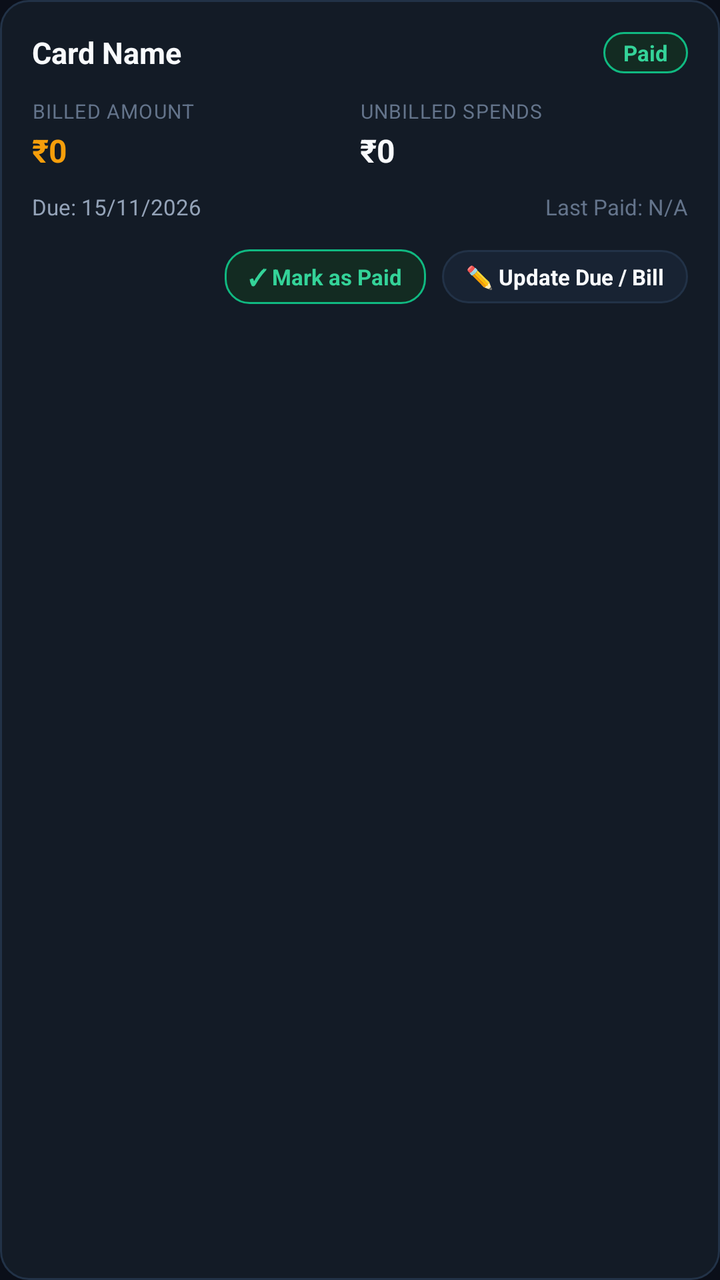
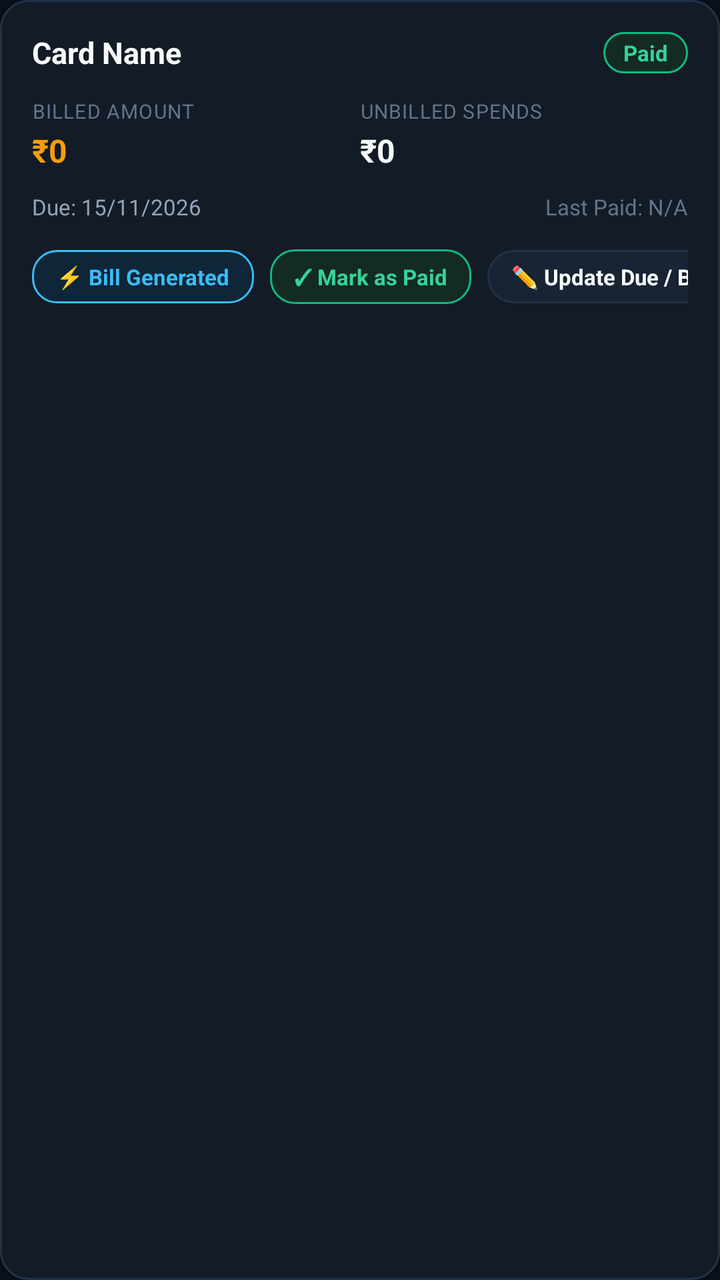

Compare the two renders of this Android layout. The source of the first and the diff that turns it into the second are given below.
<!-- AndroidManifest.xml: application theme AppTheme -->
<!-- res/layout/item_credit_card.xml -->
<?xml version="1.0" encoding="utf-8"?>
<LinearLayout
    xmlns:android="http://schemas.android.com/apk/res/android"
    android:layout_width="match_parent"
    android:layout_height="wrap_content"
    android:orientation="vertical"
    android:background="@drawable/bg_card"
    android:padding="16dp"
    android:layout_marginBottom="12dp">

    
    <LinearLayout
        android:layout_width="match_parent"
        android:layout_height="wrap_content"
        android:orientation="horizontal"
        android:gravity="center_vertical">

        <TextView
            android:id="@+id/tvCreditCardName"
            android:layout_width="0dp"
            android:layout_height="wrap_content"
            android:layout_weight="1"
            android:text="Card Name"
            android:textColor="@color/text_primary"
            android:textSize="15sp"
            android:textStyle="bold" />

        <TextView
            android:id="@+id/tvCreditCardStatusBadge"
            android:layout_width="wrap_content"
            android:layout_height="wrap_content"
            android:text="Paid"
            android:textColor="@color/green_mint"
            android:textSize="11sp"
            android:textStyle="bold"
            android:background="@drawable/bg_chip_green"
            android:paddingStart="10dp"
            android:paddingEnd="10dp"
            android:paddingTop="3dp"
            android:paddingBottom="3dp" />
    </LinearLayout>

    
    <LinearLayout
        android:layout_width="match_parent"
        android:layout_height="wrap_content"
        android:layout_marginTop="12dp"
        android:orientation="horizontal">

        
        <LinearLayout
            android:layout_width="0dp"
            android:layout_height="wrap_content"
            android:layout_weight="1"
            android:orientation="vertical">

            <TextView
                android:layout_width="wrap_content"
                android:layout_height="wrap_content"
                android:text="BILLED AMOUNT"
                android:textColor="@color/text_muted"
                android:textSize="10sp"
                android:letterSpacing="0.04" />

            <TextView
                android:id="@+id/tvCreditCardBilledAmount"
                android:layout_width="wrap_content"
                android:layout_height="wrap_content"
                android:layout_marginTop="2dp"
                android:text="₹0"
                android:textColor="@color/amber_gold"
                android:textSize="16sp"
                android:textStyle="bold" />
        </LinearLayout>

        
        <LinearLayout
            android:layout_width="0dp"
            android:layout_height="wrap_content"
            android:layout_weight="1"
            android:orientation="vertical">

            <TextView
                android:layout_width="wrap_content"
                android:layout_height="wrap_content"
                android:text="UNBILLED SPENDS"
                android:textColor="@color/text_muted"
                android:textSize="10sp"
                android:letterSpacing="0.04" />

            <TextView
                android:id="@+id/tvCreditCardUnbilledAmount"
                android:layout_width="wrap_content"
                android:layout_height="wrap_content"
                android:layout_marginTop="2dp"
                android:text="₹0"
                android:textColor="@color/text_primary"
                android:textSize="16sp"
                android:textStyle="bold" />
        </LinearLayout>
    </LinearLayout>

    
    <LinearLayout
        android:layout_width="match_parent"
        android:layout_height="wrap_content"
        android:layout_marginTop="10dp"
        android:orientation="horizontal"
        android:gravity="center_vertical">

        <TextView
            android:id="@+id/tvCreditCardDueDate"
            android:layout_width="0dp"
            android:layout_height="wrap_content"
            android:layout_weight="1"
            android:text="Due: 15/11/2026"
            android:textColor="@color/text_secondary"
            android:textSize="11sp" />

        <TextView
            android:id="@+id/tvCreditCardLastPaid"
            android:layout_width="wrap_content"
            android:layout_height="wrap_content"
            android:text="Last Paid: N/A"
            android:textColor="@color/text_muted"
            android:textSize="11sp" />
    </LinearLayout>

    
    <LinearLayout
        android:layout_width="match_parent"
        android:layout_height="wrap_content"
        android:layout_marginTop="14dp"
        android:orientation="horizontal"
        android:gravity="end">

        
        <TextView
            android:id="@+id/btnMarkCreditCardPaidQuick"
            android:layout_width="wrap_content"
            android:layout_height="wrap_content"
            android:text="✓ Mark as Paid"
            android:textColor="@color/green_mint"
            android:textSize="11sp"
            android:textStyle="bold"
            android:background="@drawable/bg_chip_green"
            android:paddingStart="12dp"
            android:paddingEnd="12dp"
            android:paddingTop="6dp"
            android:paddingBottom="6dp"
            android:layout_marginEnd="8dp"
            android:clickable="true"
            android:focusable="true" />

        
        <TextView
            android:id="@+id/btnEditCreditCard"
            android:layout_width="wrap_content"
            android:layout_height="wrap_content"
            android:text="✏️ Update Due / Bill"
            android:textColor="@color/text_primary"
            android:textSize="11sp"
            android:textStyle="bold"
            android:background="@drawable/bg_pill_dark"
            android:paddingStart="12dp"
            android:paddingEnd="12dp"
            android:paddingTop="6dp"
            android:paddingBottom="6dp"
            android:clickable="true"
            android:focusable="true" />
    </LinearLayout>
</LinearLayout>
<!-- resources referenced by this layout -->
<resources>
  <color name="amber_gold">#F59E0B</color>
  <color name="green_mint">#34D399</color>
  <color name="text_muted">#64748B</color>
  <color name="text_primary">#F8FAFC</color>
  <color name="text_secondary">#94A3B8</color>
  <!-- drawable bg_card (drawable) -->
  <?xml version="1.0" encoding="utf-8"?>
  <shape xmlns:android="http://schemas.android.com/apk/res/android"
      android:shape="rectangle">
      <solid android:color="@color/bg_card" />
      <corners android:radius="14dp" />
      <stroke
          android:width="1dp"
          android:color="@color/border_dark" />
  </shape>
  <!-- drawable bg_chip_green (drawable) -->
  <?xml version="1.0" encoding="utf-8"?>
  <shape xmlns:android="http://schemas.android.com/apk/res/android"
      android:shape="rectangle">
      <solid android:color="@color/green_bg" />
      <corners android:radius="12dp" />
      <stroke
          android:width="1dp"
          android:color="@color/green_emerald" />
  </shape>
  <!-- drawable bg_pill_dark (drawable) -->
  <?xml version="1.0" encoding="utf-8"?>
  <shape xmlns:android="http://schemas.android.com/apk/res/android"
      android:shape="rectangle">
      <solid android:color="@color/bg_card_secondary" />
      <corners android:radius="20dp" />
      <stroke
          android:width="1dp"
          android:color="@color/border_dark" />
  </shape>
  <style name="AppTheme" parent="Theme.MaterialComponents.DayNight.NoActionBar">
          <item name="colorPrimary">@color/colorPrimary</item>
          <item name="colorPrimaryDark">@color/colorPrimaryDark</item>
          <item name="colorAccent">@color/colorAccent</item>
          <item name="android:windowBackground">@color/bg_dark</item>
          <item name="android:statusBarColor">@color/bg_dark</item>
          <item name="android:navigationBarColor">@color/nav_bottom_bg</item>
          <item name="android:textColorPrimary">@color/text_primary</item>
          <item name="android:textColorSecondary">@color/text_secondary</item>
      </style>
  <color name="bg_card">#131B26</color>
  <color name="border_dark">#223247</color>
  <color name="green_bg">#132B22</color>
  <color name="green_emerald">#10B981</color>
  <color name="bg_card_secondary">#182333</color>
  <color name="colorPrimary">#10B981</color>
  <color name="colorPrimaryDark">#0B0F19</color>
  <color name="colorAccent">#10B981</color>
  <color name="bg_dark">#0B0F19</color>
  <color name="nav_bottom_bg">#0E1420</color>
</resources>

<!-- the commit's change to res/layout/item_credit_card.xml (unified diff, before → after) -->
@@ -127,46 +127,70 @@
     </LinearLayout>
 
     
-    <LinearLayout
+    <HorizontalScrollView
         android:layout_width="match_parent"
         android:layout_height="wrap_content"
         android:layout_marginTop="14dp"
-        android:orientation="horizontal"
-        android:gravity="end">
+        android:scrollbars="none">
 
-        
-        <TextView
-            android:id="@+id/btnMarkCreditCardPaidQuick"
+        <LinearLayout
             android:layout_width="wrap_content"
             android:layout_height="wrap_content"
-            android:text="✓ Mark as Paid"
-            android:textColor="@color/green_mint"
-            android:textSize="11sp"
-            android:textStyle="bold"
-            android:background="@drawable/bg_chip_green"
-            android:paddingStart="12dp"
-            android:paddingEnd="12dp"
-            android:paddingTop="6dp"
-            android:paddingBottom="6dp"
-            android:layout_marginEnd="8dp"
-            android:clickable="true"
-            android:focusable="true" />
+            android:orientation="horizontal"
+            android:gravity="center_vertical">
 
-        
-        <TextView
-            android:id="@+id/btnEditCreditCard"
-            android:layout_width="wrap_content"
-            android:layout_height="wrap_content"
-            android:text="✏️ Update Due / Bill"
-            android:textColor="@color/text_primary"
-            android:textSize="11sp"
-            android:textStyle="bold"
-            android:background="@drawable/bg_pill_dark"
-            android:paddingStart="12dp"
-            android:paddingEnd="12dp"
-            android:paddingTop="6dp"
-            android:paddingBottom="6dp"
-            android:clickable="true"
-            android:focusable="true" />
-    </LinearLayout>
+            
+            <TextView
+                android:id="@+id/btnMarkBillGenerated"
+                android:layout_width="wrap_content"
+                android:layout_height="wrap_content"
+                android:text="⚡ Bill Generated"
+                android:textColor="@color/blue_sky"
+                android:textSize="11sp"
+                android:textStyle="bold"
+                android:background="@drawable/bg_chip_blue"
+                android:paddingStart="12dp"
+                android:paddingEnd="12dp"
+                android:paddingTop="6dp"
+                android:paddingBottom="6dp"
+                android:layout_marginEnd="8dp"
+                android:clickable="true"
+                android:focusable="true" />
+
+            
+            <TextView
+                android:id="@+id/btnMarkCreditCardPaidQuick"
+                android:layout_width="wrap_content"
+                android:layout_height="wrap_content"
+                android:text="✓ Mark as Paid"
+                android:textColor="@color/green_mint"
+                android:textSize="11sp"
+                android:textStyle="bold"
+                android:background="@drawable/bg_chip_green"
+                android:paddingStart="12dp"
+                android:paddingEnd="12dp"
+                android:paddingTop="6dp"
+                android:paddingBottom="6dp"
+                android:layout_marginEnd="8dp"
+                android:clickable="true"
+                android:focusable="true" />
+
+            
+            <TextView
+                android:id="@+id/btnEditCreditCard"
+                android:layout_width="wrap_content"
+                android:layout_height="wrap_content"
+                android:text="✏️ Update Due / Bill"
+                android:textColor="@color/text_primary"
+                android:textSize="11sp"
+                android:textStyle="bold"
+                android:background="@drawable/bg_pill_dark"
+                android:paddingStart="12dp"
+                android:paddingEnd="12dp"
+                android:paddingTop="6dp"
+                android:paddingBottom="6dp"
+                android:clickable="true"
+                android:focusable="true" />
+        </LinearLayout>
+    </HorizontalScrollView>
 </LinearLayout>
<!-- resource entries referenced after the edit -->
@@ -1,6 +1,7 @@
 <!-- resources referenced by this layout -->
 <resources>
   <color name="amber_gold">#F59E0B</color>
+  <color name="blue_sky">#38BDF8</color>
   <color name="green_mint">#34D399</color>
   <color name="text_muted">#64748B</color>
   <color name="text_primary">#F8FAFC</color>
@@ -14,6 +15,16 @@
       <stroke
           android:width="1dp"
           android:color="@color/border_dark" />
+  </shape>
+  <!-- drawable bg_chip_blue (drawable) -->
+  <?xml version="1.0" encoding="utf-8"?>
+  <shape xmlns:android="http://schemas.android.com/apk/res/android"
+      android:shape="rectangle">
+      <solid android:color="@color/blue_bg" />
+      <corners android:radius="12dp" />
+      <stroke
+          android:width="1dp"
+          android:color="@color/blue_sky" />
   </shape>
   <!-- drawable bg_chip_green (drawable) -->
   <?xml version="1.0" encoding="utf-8"?>
@@ -47,6 +58,7 @@
       </style>
   <color name="bg_card">#131B26</color>
   <color name="border_dark">#223247</color>
+  <color name="blue_bg">#0E2638</color>
   <color name="green_bg">#132B22</color>
   <color name="green_emerald">#10B981</color>
   <color name="bg_card_secondary">#182333</color>
